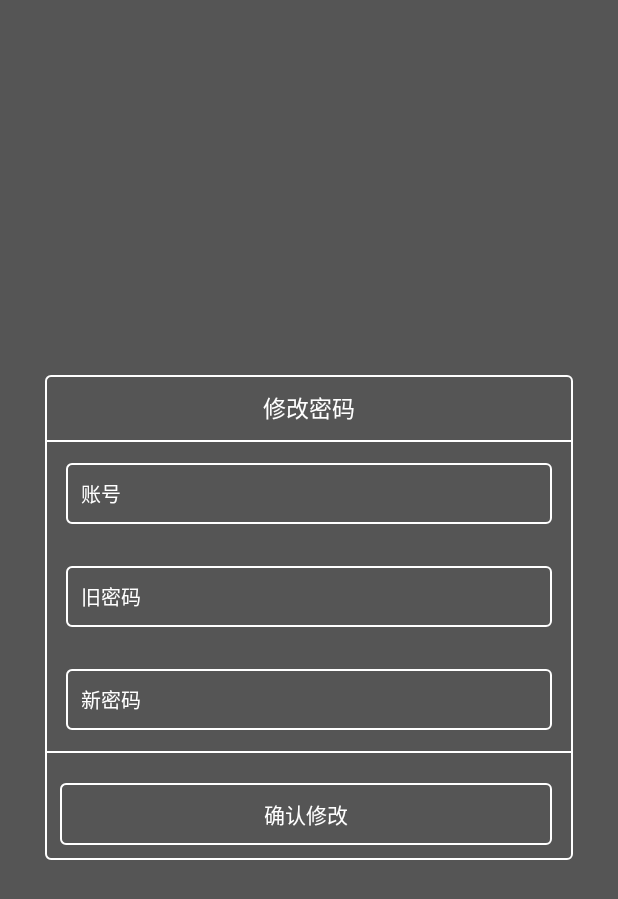
After one commit to caixingcun/easynote, an Android app: the ChangePwdActivity screen opened directly, with no data from a screen before it, on a phone screen of 412 x 824 dp. The commit adds this screen. Shown: the top 899 px of the screen. Run offline under Robolectric (Android 15) with nearby library versions, the light colour scheme and no system bars; our stand-ins replace RxJava; libraries missing offline, so code that uses them is left out: com.gyf.barlibrary; 2 statements that could not run were skipped.

```diff
--- a/app/src/main/AndroidManifest.xml
+++ b/app/src/main/AndroidManifest.xml
@@ -27,7 +27,9 @@
         <activity android:name=".ui.NoteDetailActivity"
                   android:screenOrientation="portrait"/>
         <activity android:name=".ui.ZaiQuanSelectActivity"
-        android:screenOrientation="portrait"/>
+                  android:screenOrientation="portrait"/>
+        <activity android:name=".ui.activity.ChangePwdActivity"
+                  android:screenOrientation="portrait"/>
     </application>
 
 </manifest>
--- /dev/null
+++ b/app/src/main/res/layout/activity_change_pwd.xml
@@ -0,0 +1,102 @@
+<?xml version="1.0" encoding="utf-8"?>
+<android.support.design.widget.CoordinatorLayout
+        xmlns:android="http://schemas.android.com/apk/res/android"
+        android:layout_width="match_parent"
+        xmlns:app="http://schemas.android.com/apk/res-auto"
+        android:fitsSystemWindows="true"
+        android:background="@color/grey_text"
+        android:layout_height="match_parent">
+
+    <LinearLayout android:orientation="vertical"
+                  android:layout_gravity="center"
+                  android:layout_marginLeft="30dp"
+                  app:layout_behavior="@string/appbar_scrolling_view_behavior"
+                  android:layout_marginRight="30dp"
+                  android:background="@drawable/shape_rect1"
+                  android:layout_width="match_parent"
+                  android:layout_height="wrap_content">
+        <TextView android:layout_width="wrap_content"
+                  android:textSize="15sp"
+                  android:id="@+id/tv"
+                  android:paddingTop="10dp"
+                  android:paddingBottom="10dp"
+                  android:layout_gravity="center_horizontal"
+                  android:textColor="@color/white"
+                  android:text="修改密码"
+                  android:layout_height="wrap_content"/>
+        <View android:layout_height="1dp"
+              android:layout_width="match_parent"
+              android:background="@color/white"/>
+
+        <EditText android:layout_width="match_parent"
+                  android:hint="账号"
+                  android:textSize="13sp"
+                  android:layout_marginTop="10dp"
+                  android:layout_margin="14dp"
+                  android:lines="1"
+                  android:background="@drawable/shape_rect1"
+                  android:padding="10dp"
+                  android:textColorHint="@color/white"
+                  android:textColor="@color/white"
+                  android:id="@+id/et_account"
+                  android:layout_height="wrap_content"/>
+
+        <EditText android:layout_width="match_parent"
+                  android:hint="旧密码"
+                  android:textSize="13sp"
+                  android:textColorHint="@color/white"
+                  android:textColor="@color/white"
+                  android:layout_marginTop="10dp"
+                  android:id="@+id/et_pwd"
+                  android:layout_margin="14dp"
+                  android:lines="1"
+                  android:inputType="textPassword"
+                  android:background="@drawable/shape_rect1"
+                  android:padding="10dp"
+                  android:layout_height="wrap_content"/>
+
+        <EditText android:layout_width="match_parent"
+                  android:hint="新密码"
+                  android:textSize="13sp"
+                  android:textColorHint="@color/white"
+                  android:textColor="@color/white"
+                  android:layout_marginTop="10dp"
+                  android:id="@+id/et_pwd_again"
+                  android:lines="1"
+                  android:layout_margin="14dp"
+                  android:inputType="textPassword"
+                  android:background="@drawable/shape_rect1"
+                  android:padding="10dp"
+                  android:layout_height="wrap_content"/>
+
+
+        <View android:layout_height="1dp"
+              android:layout_marginBottom="20dp"
+              android:layout_width="match_parent"
+              android:background="@color/white"/>
+
+        <TextView android:layout_width="match_parent"
+                  android:layout_marginBottom="10dp"
+                  android:layout_marginLeft="10dp"
+                  android:background="@drawable/shape_rect1"
+                  android:layout_marginRight="14dp"
+                  android:textSize="14sp"
+                  android:paddingTop="10dp"
+                  android:paddingBottom="10dp"
+                  android:gravity="center_horizontal"
+                  android:textColor="@color/white"
+                  android:layout_height="wrap_content"
+                  android:id="@+id/btn"
+                  android:text="确认修改"/>
+
+        <TextView android:layout_width="match_parent"
+                  android:text="游客进入"
+                  android:textSize="13sp"
+                  android:padding="10dp"
+                  android:visibility="gone"
+                  android:gravity="right"
+                  android:id="@+id/tv_no_auth"
+                  android:textColor="@color/white"
+                  android:layout_height="wrap_content"/>
+    </LinearLayout>
+</android.support.design.widget.CoordinatorLayout>
```
Also changed, not shown: app/src/main/java/com/caixc/easynoteapp/ui/activity/ChangePwdActivity.kt (added, +80 -0 lines), app/src/main/java/com/caixc/easynoteapp/ui/fragment/MineFragment.kt (+8 -0 lines), app/src/main/java/com/caixc/easynoteapp/util/ConstUtils.java (added, +107 -0 lines), app/src/main/res/layout/fragment_mine.xml (+9 -1 lines).
